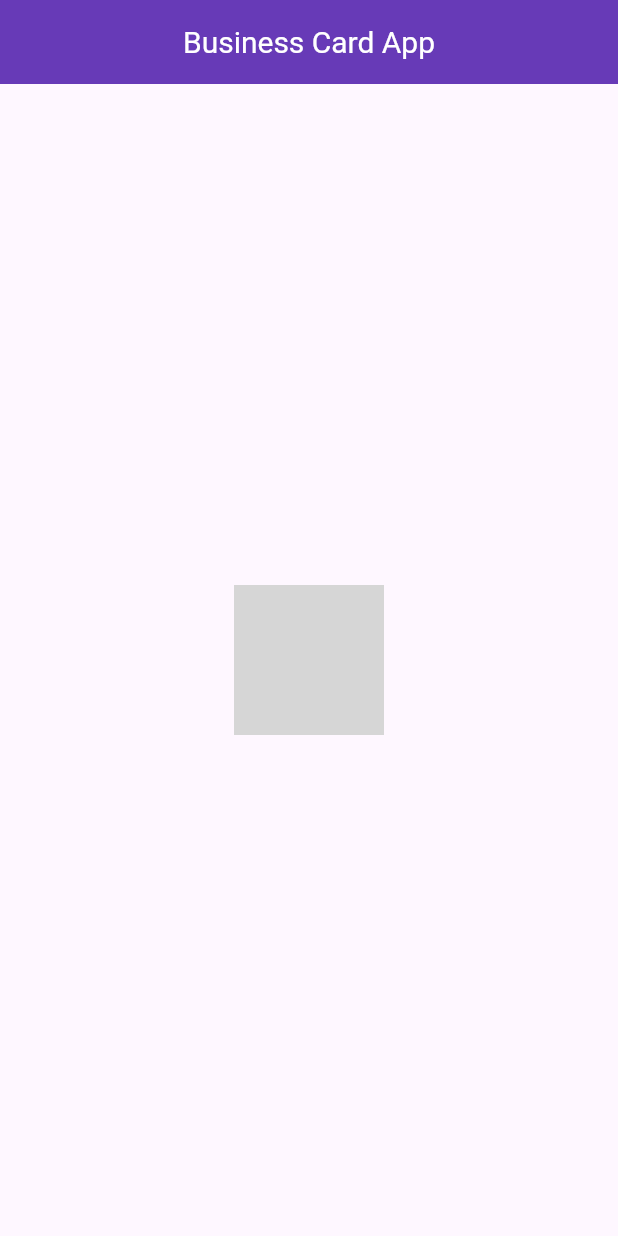
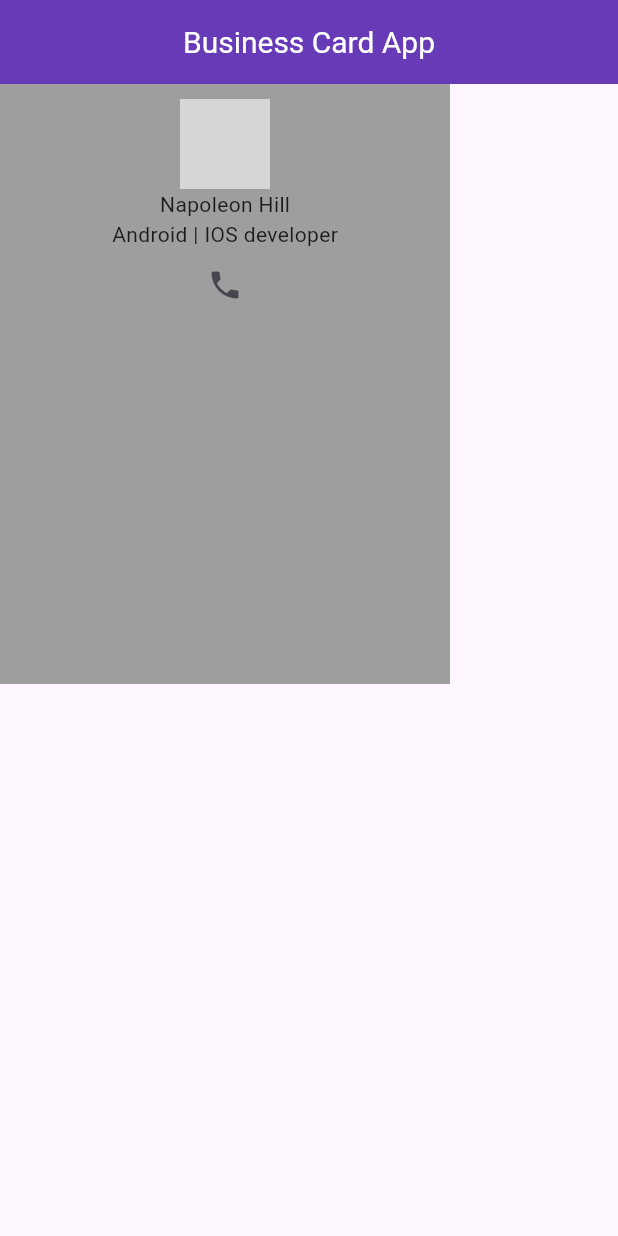
Before and after one commit to Majok-Bol/business_card_app, a Flutter app: the screen it shows after launch, on a phone screen of 412 x 824 dp. Run offline on Flutter 3.47's test engine with Material 3 defaults, Android fonts, the phone set to English and light mode, and no system bars; grey boxes are pictures that could not be loaded.

Commit message:
added phone icon

```diff
--- a/lib/main.dart
+++ b/lib/main.dart
@@ -10,13 +10,23 @@ class MyApp extends StatelessWidget{
       home: Scaffold(
         appBar: AppBar(title: Text('Business Card App',style: TextStyle(color: Colors.white,fontSize: 20),),centerTitle: true,backgroundColor: Colors.deepPurple,),
         body:Align(
+          alignment: Alignment.topLeft,
           child:Container(
     padding: EdgeInsets.all(10),
-    child: CircleAvatar(
+    width: 300,
+    height: 400,
+    color: Colors.grey,
+    child:Column(children: [
+      CircleAvatar(
+          radius: 30,
+          backgroundImage:AssetImage('assets/images/logo.jpeg')
+      ),
+      Text('Napoleon Hill'),
+      Text('Android | IOS developer'),
+      IconButton(onPressed:(){print("contact clicked");}, icon:Icon(Icons.phone)),
 
-              radius: 50,
-              backgroundImage:AssetImage('assets/images/logo.jpeg'),
-    ),
+
+    ],)
     ),
         ),
       ),
```
